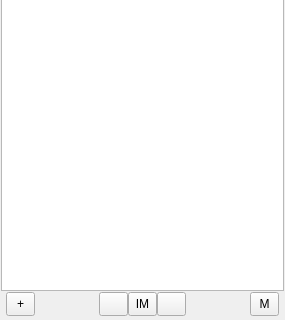
pol51/blink-qt, file resources/blink.ui: the form before one commit; both pictures show x 0 to 285 and y 230 to 550 of the 285 by 550 pixel window.
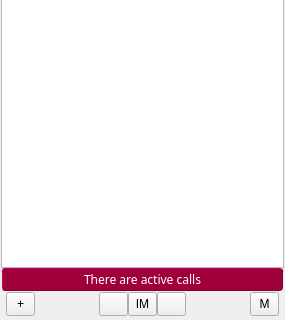
The form after the commit. The open tabs and pages were chosen to show the change. Icons and pictures are not drawn. Custom widgets are drawn as their Qt base class.

Commit message:
Show active sessions indicator while in contacts panel
Ignore-this: c7a3db7b4f751dd085ed610e6d89db6b

darcs-hash:20100708103700-b22ec-9e4ab3dc71eb7cc071d0a286d72b7b7ca6e78e7f

What changed in the file:
```diff
--- a/resources/blink.ui
+++ b/resources/blink.ui
@@ -489,6 +489,32 @@
           </widget>
          </widget>
         </item>
+        <item>
+         <widget class="QLabel" name="active_sessions_label">
+          <property name="font">
+           <font>
+            <family>Sans Serif</family>
+           </font>
+          </property>
+          <property name="styleSheet">
+           <string>background-color: #a0003a;
+border-style: outset;
+border-width: 1px;
+border-radius: 3px;
+border-color: #800040;
+color: white;
+margin-left: 1px;
+margin-right: 1px;
+padding: 2px;</string>
+          </property>
+          <property name="text">
+           <string>There are active calls</string>
+          </property>
+          <property name="alignment">
+           <set>Qt::AlignCenter</set>
+          </property>
+         </widget>
+        </item>
         <item>
          <layout class="QHBoxLayout" name="contact_buttonbox_layout">
           <property name="spacing">
```
Left out of the diff: 4 changed lines with no effect on the pictures. The commit also changes 1 other file.
